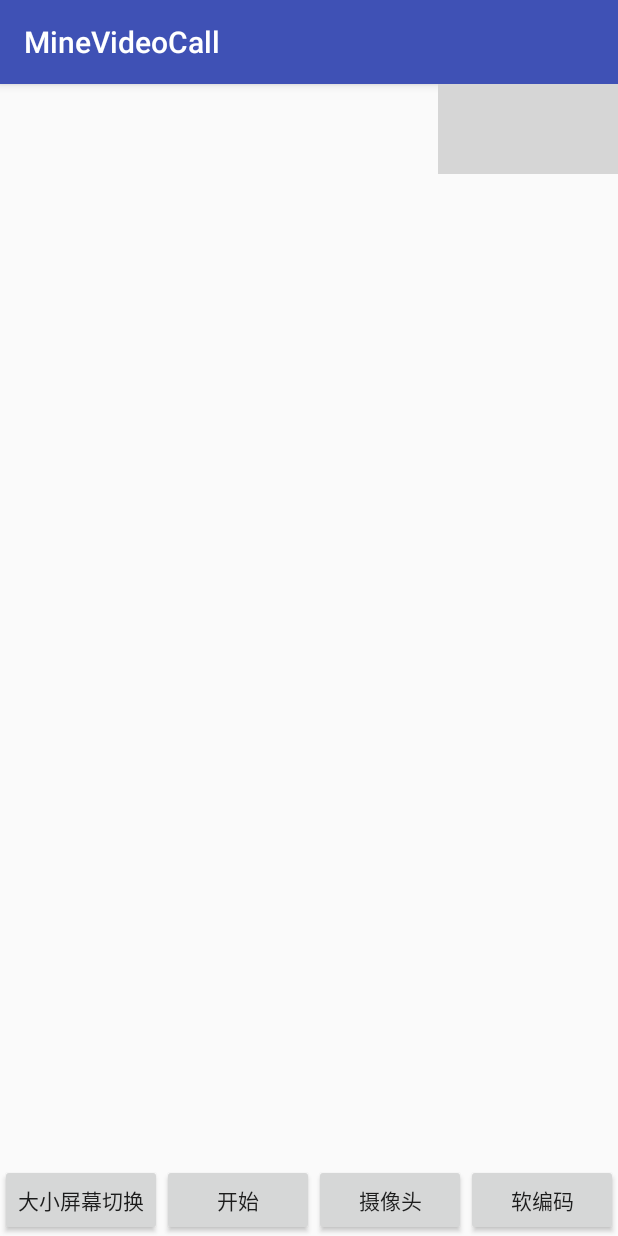
After one commit to ManTouBaby/MineVideoCall, an Android app: the VideoCallActivity screen opened directly, with no data from a screen before it, on a phone screen of 412 x 824 dp. The commit adds this screen. Run offline under Robolectric (Android 15) with nearby library versions, the phone set to English and light mode, and no system bars; 4 statements that could not run were skipped; grey boxes are pictures that could not be loaded.

Commit message:
1.添加推流布局

```diff
--- a/app/src/main/AndroidManifest.xml
+++ b/app/src/main/AndroidManifest.xml
@@ -16,6 +16,7 @@
                 <category android:name="android.intent.category.LAUNCHER" />
             </intent-filter>
         </activity>
+        <activity android:name=".VideoCallActivity" />
     </application>
 
 </manifest>
--- a/app/src/main/res/layout/activity_main.xml
+++ b/app/src/main/res/layout/activity_main.xml
@@ -7,6 +7,7 @@
     tools:context=".MainActivity">
 
     <Button
+        android:id="@+id/bt_accept_video_call"
         android:layout_width="match_parent"
         android:layout_height="wrap_content"
         android:text="接受视频"/>
--- /dev/null
+++ b/app/src/main/res/layout/activity_videocall.xml
@@ -0,0 +1,47 @@
+<?xml version="1.0" encoding="utf-8"?>
+<RelativeLayout xmlns:android="http://schemas.android.com/apk/res/android"
+    android:layout_width="match_parent"
+    android:layout_height="match_parent">
+
+    <net.ossrs.yasea.SrsCameraView
+        android:id="@+id/glsurfaceview_camera"
+        android:layout_width="120dp"
+        android:layout_height="60dp"
+        android:layout_alignParentTop="true"
+        android:layout_alignParentEnd="true"
+        android:layout_alignParentRight="true" />
+
+    <LinearLayout
+        android:layout_width="match_parent"
+        android:layout_height="wrap_content"
+        android:layout_alignParentBottom="true"
+        android:orientation="horizontal">
+
+        <Button
+            android:id="@+id/bt_switch_screen"
+            android:layout_width="wrap_content"
+            android:layout_height="wrap_content"
+            android:text="大小屏幕切换" />
+        <Button
+            android:id="@+id/publish"
+            android:layout_width="0dp"
+            android:layout_height="wrap_content"
+            android:layout_weight="1"
+            android:text="开始" />
+
+        <Button
+            android:id="@+id/swCam"
+            android:layout_width="0dp"
+            android:layout_height="wrap_content"
+            android:layout_weight="1"
+            android:text="摄像头" />
+
+
+        <Button
+            android:id="@+id/swEnc"
+            android:layout_width="0dp"
+            android:layout_height="wrap_content"
+            android:layout_weight="1"
+            android:text="软编码" />
+    </LinearLayout>
+</RelativeLayout>
--- a/easyplayerlibrary/build.gradle
+++ b/easyplayerlibrary/build.gradle
@@ -35,4 +35,6 @@ dependencies {
 
     implementation "com.android.support:appcompat-v7:26.0.0"
     implementation "com.android.support:support-v4:26.0.0"
+    implementation "android.arch.lifecycle:runtime:1.1.1"
+
 }
```
Also changed, not shown: app/src/main/java/com/hrw/minevideocall/MainActivity.java (+9 -0 lines), app/src/main/java/com/hrw/minevideocall/VideoCallActivity.java (added, +267 -0 lines).
